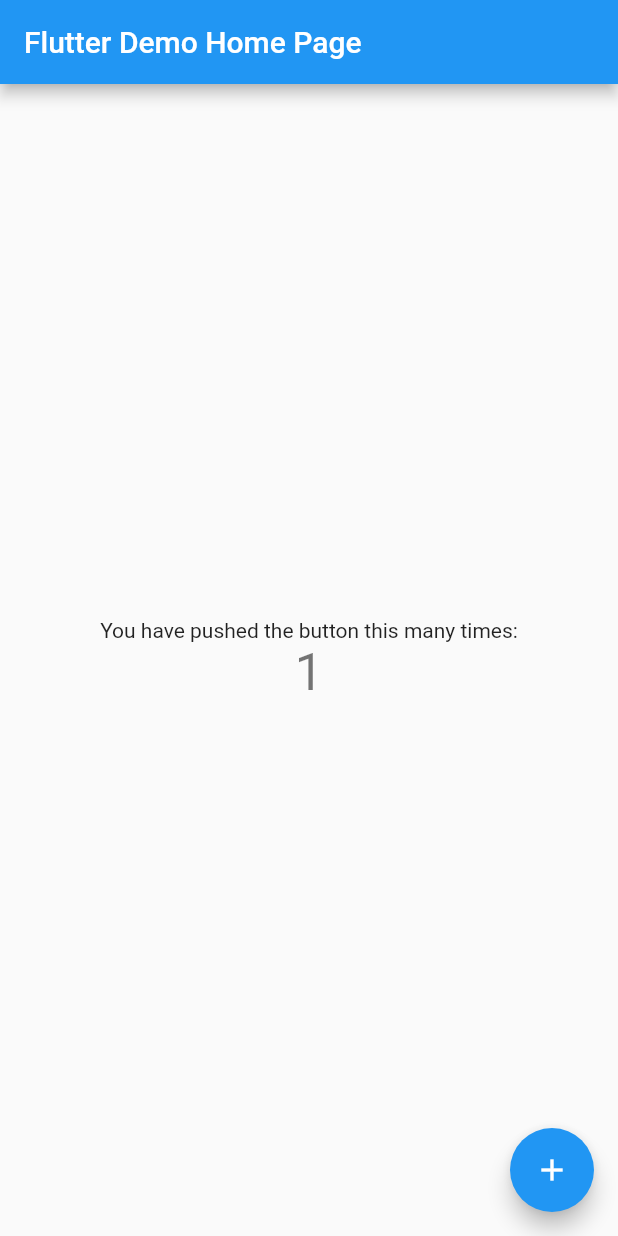
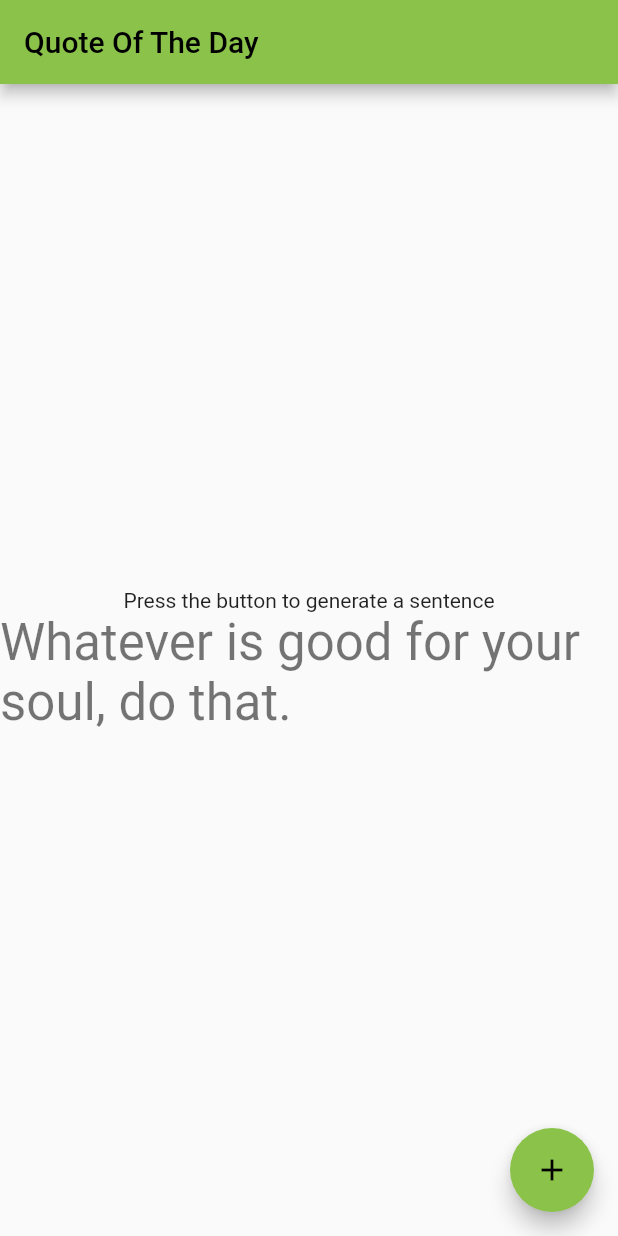
Before and after one commit to douglasOlv/my-first-flutter-app, a Flutter app: the screen it shows after launch, after a tap on the "add" icon, on a phone screen of 412 x 824 dp. Run offline on Flutter 3.47's test engine with Material 2 defaults, Android fonts, the phone set to English and light mode, and no system bars.

Commit message:
feat: show random sentence

```diff
--- a/lib/main.dart
+++ b/lib/main.dart
@@ -1,3 +1,5 @@
+import 'dart:math';
+
 import 'package:flutter/material.dart';
 
 void main() {
@@ -13,33 +15,15 @@ class MyApp extends StatelessWidget {
     return MaterialApp(
       title: 'Flutter Demo',
       theme: ThemeData(
-        // This is the theme of your application.
-        //
-        // Try running your application with "flutter run". You'll see the
-        // application has a blue toolbar. Then, without quitting the app, try
-        // changing the primarySwatch below to Colors.green and then invoke
-        // "hot reload" (press "r" in the console where you ran "flutter run",
-        // or simply save your changes to "hot reload" in a Flutter IDE).
-        // Notice that the counter didn't reset back to zero; the application
-        // is not restarted.
-        primarySwatch: Colors.blue,
+        primarySwatch: Colors.lightGreen,
       ),
-      home: const MyHomePage(title: 'Flutter Demo Home Page'),
+      home: const MyHomePage(title: 'Quote Of The Day'),
     );
   }
 }
 
 class MyHomePage extends StatefulWidget {
   const MyHomePage({Key? key, required this.title}) : super(key: key);
-
-  // This widget is the home page of your application. It is stateful, meaning
-  // that it has a State object (defined below) that contains fields that affect
-  // how it looks.
-
-  // This class is the configuration for the state. It holds the values (in this
-  // case the title) provided by the parent (in this case the App widget) and
-  // used by the build method of the State. Fields in a Widget subclass are
-  // always marked "final".
 
   final String title;
 
@@ -48,65 +32,41 @@ class MyHomePage extends StatefulWidget {
 }
 
 class _MyHomePageState extends State<MyHomePage> {
-  int _counter = 0;
-
-  void _incrementCounter() {
+  int _randomNumber = 0;
+  List _quote = [
+    "Whatever is good for your soul, do that.",
+    "Life is better when you're laughing.",
+    "Dream without fear, love without limits.",
+    "Enjoy the little things."
+  ];
+  void _generateNumber() {
     setState(() {
-      // This call to setState tells the Flutter framework that something has
-      // changed in this State, which causes it to rerun the build method below
-      // so that the display can reflect the updated values. If we changed
-      // _counter without calling setState(), then the build method would not be
-      // called again, and so nothing would appear to happen.
-      _counter++;
+      _randomNumber = new Random().nextInt(4);
     });
   }
 
   @override
   Widget build(BuildContext context) {
-    // This method is rerun every time setState is called, for instance as done
-    // by the _incrementCounter method above.
-    //
-    // The Flutter framework has been optimized to make rerunning build methods
-    // fast, so that you can just rebuild anything that needs updating rather
-    // than having to individually change instances of widgets.
     return Scaffold(
       appBar: AppBar(
-        // Here we take the value from the MyHomePage object that was created by
-        // the App.build method, and use it to set our appbar title.
         title: Text(widget.title),
       ),
       body: Center(
-        // Center is a layout widget. It takes a single child and positions it
-        // in the middle of the parent.
         child: Column(
-          // Column is also a layout widget. It takes a list of children and
-          // arranges them vertically. By default, it sizes itself to fit its
-          // children horizontally, and tries to be as tall as its parent.
-          //
-          // Invoke "debug painting" (press "p" in the console, choose the
-          // "Toggle Debug Paint" action from the Flutter Inspector in Android
-          // Studio, or the "Toggle Debug Paint" command in Visual Studio Code)
-          // to see the wireframe for each widget.
-          //
-          // Column has various properties to control how it sizes itself and
-          // how it positions its children. Here we use mainAxisAlignment to
-          // center the children vertically; the main axis here is the vertical
-          // axis because Columns are vertical (the cross axis would be
-          // horizontal).
           mainAxisAlignment: MainAxisAlignment.center,
           children: <Widget>[
             const Text(
-              'You have pushed the button this many times:',
+              'Press the button to generate a sentence',
             ),
             Text(
-              '$_counter',
+              _quote[_randomNumber],
               style: Theme.of(context).textTheme.headline4,
             ),
           ],
         ),
       ),
       floatingActionButton: FloatingActionButton(
-        onPressed: _incrementCounter,
+        onPressed: _generateNumber,
         tooltip: 'Increment',
         child: const Icon(Icons.add),
       ), // This trailing comma makes auto-formatting nicer for build methods.
```
